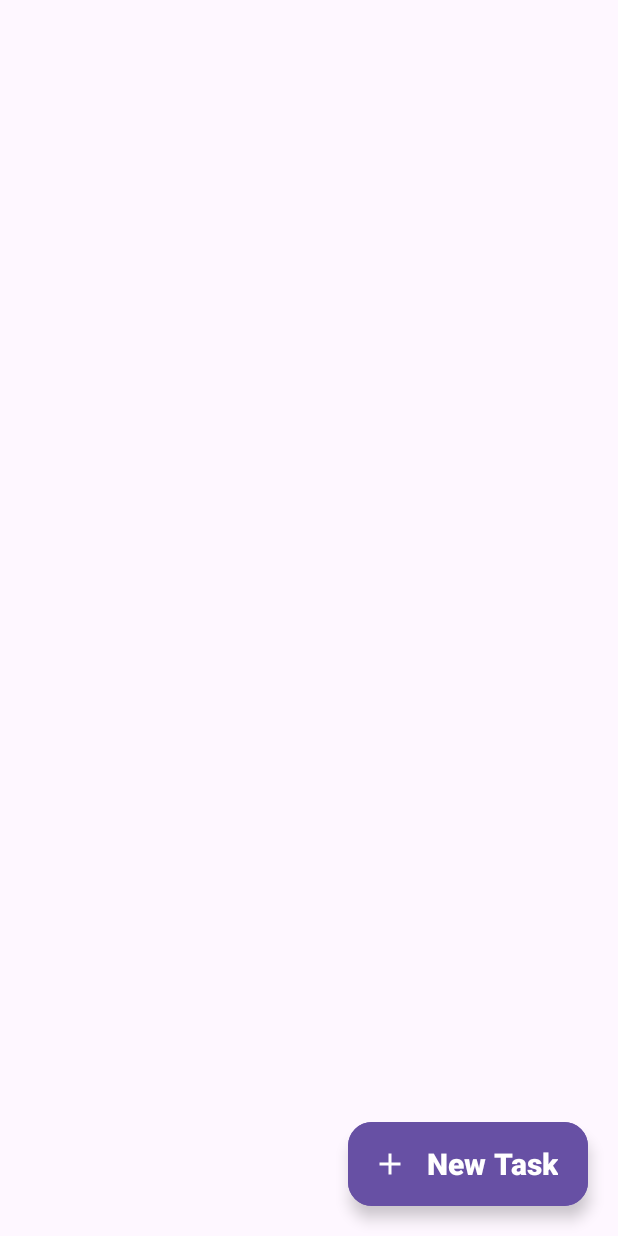
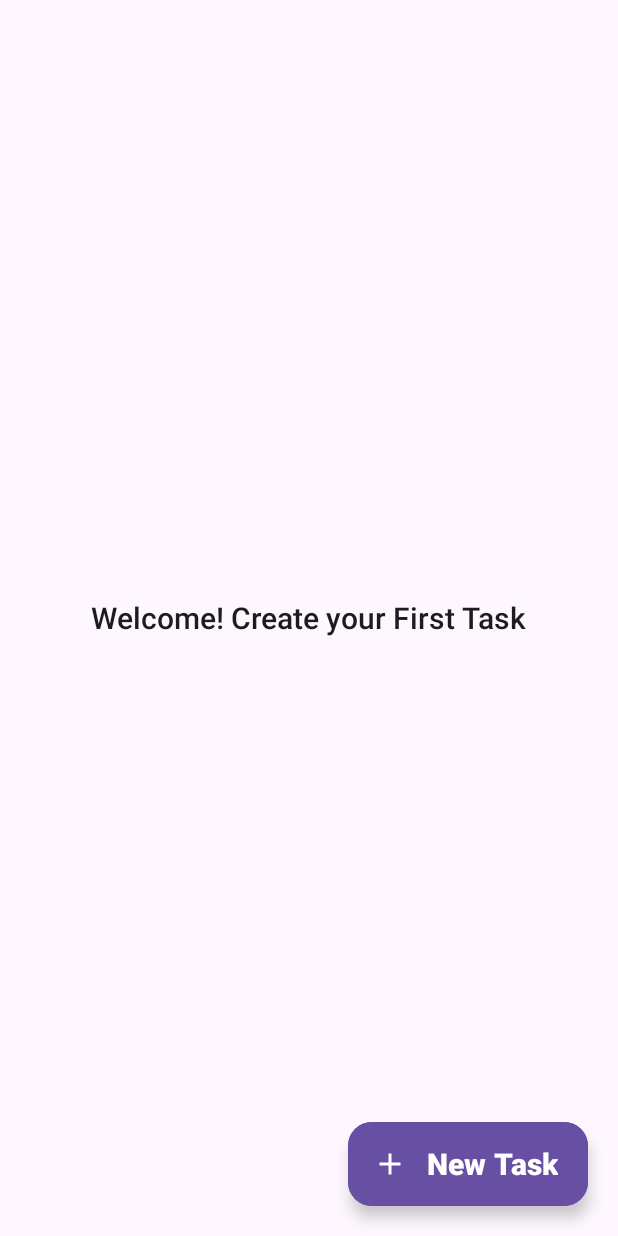
Before and after one commit to PROGRAMIK9/CODSOFT_TODO, an Android app: the screen it shows after launch (MainActivity), on a phone screen of 412 x 824 dp. Run offline under Robolectric (Android 15) with nearby library versions, the phone set to English and light mode, and no system bars; our stand-ins replace Room's generated code.

Commit message:
Added several Functionalities: Now u cannot enter a due time less than start, Delete Tasks and solved the crash caused by missing dependencies.Additional Welcome message added AND binding file changed

```diff
--- a/app/src/main/java/com/example/to_do_list/MainActivity.kt
+++ b/app/src/main/java/com/example/to_do_list/MainActivity.kt
@@ -3,6 +3,8 @@ package com.example.to_do_list
 import android.os.Build
 import android.os.Bundle
 import android.view.View
+import android.view.View.INVISIBLE
+import android.view.View.VISIBLE
 import androidx.activity.enableEdgeToEdge
 import androidx.activity.viewModels
 import androidx.annotation.RequiresApi
@@ -16,13 +18,13 @@ import com.example.to_do_list.databinding.TaskCreatorBinding
 
 class MainActivity : AppCompatActivity(),TaskListener
 {
-    private lateinit var binding: ActivityMainBinding
+    private lateinit var binding: TaskCreatorBinding
     private val taskViewModel: TaskViewModel by viewModels{
         TaskItemModelFactory((application as TodoApp).rep)
     }
     override fun onCreate(savedInstanceState: Bundle?) {
         super.onCreate(savedInstanceState)
-        binding = ActivityMainBinding.inflate(layoutInflater)
+        binding = TaskCreatorBinding.inflate(layoutInflater)
         setContentView(binding.root)
         binding.NewTask.setOnClickListener{
             BlankFragment(null).show(supportFragmentManager,"newTask")
@@ -39,6 +41,12 @@ class MainActivity : AppCompatActivity(),TaskListener
                 this.adapter = adapter
             }
             adapter.startUpdating()
+            if(adapter.itemCount==0){
+                binding.Welcome.visibility = VISIBLE
+            }
+            else{
+                binding.Welcome.visibility = INVISIBLE
+            }
         }
     }
 
--- a/app/src/main/java/com/example/to_do_list/ViewHolder.kt
+++ b/app/src/main/java/com/example/to_do_list/ViewHolder.kt
@@ -42,8 +42,6 @@ class TaskViewHolder(
             binding.start.text = ""
         }
         val currentTime = SimpleDateFormat("HH:mm:00", Locale.getDefault()).format(Date())
-        Log.i("Aarya",currentTime)
-        Log.i("Aarya","${taskItem.startTimeString}")
         if (taskItem.startTimeString == currentTime) {
             binding.Cell.setBackgroundColor(Color.GRAY) // Highlight
         }
--- a/app/src/main/res/layout/task_creator.xml
+++ b/app/src/main/res/layout/task_creator.xml
@@ -15,6 +15,7 @@
         android:layout_marginHorizontal="10dp"
         android:backgroundTint="@color/design_default_color_background"/>
 
+
     <com.google.android.material.floatingactionbutton.ExtendedFloatingActionButton
         android:id="@+id/NewTask"
         style="@style/TextAppearance.AppCompat.Title"
@@ -31,4 +32,12 @@
         app:elevation="20dp"
         app:icon="@drawable/baseline_add_24"
         app:iconTint="@color/design_default_color_on_primary" />
+    <TextView
+        android:id="@+id/Welcome"
+        android:layout_centerInParent="true"
+        style="@style/TextAppearance.AppCompat.Title"
+        android:layout_width="wrap_content"
+        android:layout_height="wrap_content"
+        android:text="Welcome! Create your First Task"/>
+
 </RelativeLayout>
```
